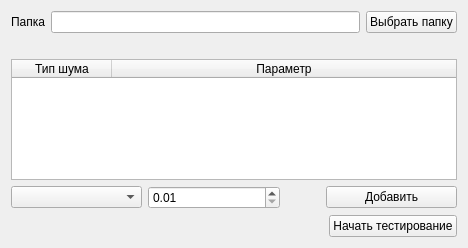
First picture: the form in ui/testingwidget.ui, repository massaraksh-yandex/thesis, before the edit.
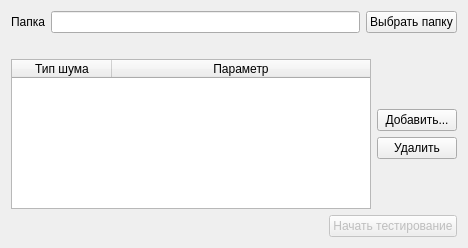
Second picture: the form after the edit.

What changed in the file:
```diff
--- a/ui/testingwidget.ui
+++ b/ui/testingwidget.ui
@@ -13,7 +13,7 @@
   <property name="windowTitle">
    <string>Form</string>
   </property>
-  <layout class="QVBoxLayout" name="verticalLayout">
+  <layout class="QVBoxLayout" name="verticalLayout_2">
    <item>
     <layout class="QHBoxLayout" name="horizontalLayout">
      <item>
@@ -40,8 +40,6 @@
     </layout>
    </item>
    <item>
-    <layout class="QVBoxLayout" name="verticalLayout_2">
-     <item>
       <spacer name="verticalSpacer">
        <property name="orientation">
         <enum>Qt::Vertical</enum>
@@ -58,6 +56,8 @@
       </spacer>
      </item>
      <item>
+    <layout class="QHBoxLayout" name="horizontalLayout_2">
+     <item>
       <widget class="QTableWidget" name="tableNoise">
        <property name="editTriggers">
         <set>QAbstractItemView::NoEditTriggers</set>
@@ -81,32 +81,16 @@
       </widget>
      </item>
      <item>
-      <layout class="QHBoxLayout" name="horizontalLayout_2">
+      <layout class="QVBoxLayout" name="verticalLayout">
        <item>
-        <widget class="QComboBox" name="comboNoise"/>
-       </item>
-       <item>
-        <widget class="QDoubleSpinBox" name="spinValue">
-         <property name="minimum">
-          <double>0.010000000000000</double>
-         </property>
-         <property name="singleStep">
-          <double>0.100000000000000</double>
-         </property>
-        </widget>
-       </item>
-       <item>
-        <spacer name="horizontalSpacer_2">
+        <spacer name="verticalSpacer_2">
          <property name="orientation">
-          <enum>Qt::Horizontal</enum>
-         </property>
-         <property name="sizeType">
-          <enum>QSizePolicy::Minimum</enum>
+          <enum>Qt::Vertical</enum>
          </property>
          <property name="sizeHint" stdset="0">
           <size>
-           <width>40</width>
-           <height>20</height>
+           <width>20</width>
+           <height>40</height>
           </size>
          </property>
         </spacer>
@@ -114,10 +98,30 @@
        <item>
         <widget class="QPushButton" name="pushAdd">
          <property name="text">
-          <string>Добавить</string>
+          <string>Добавить...</string>
          </property>
         </widget>
        </item>
+       <item>
+        <widget class="QPushButton" name="pushDelete">
+         <property name="text">
+          <string>Удалить</string>
+         </property>
+        </widget>
+       </item>
+       <item>
+        <spacer name="verticalSpacer_3">
+         <property name="orientation">
+          <enum>Qt::Vertical</enum>
+         </property>
+         <property name="sizeHint" stdset="0">
+          <size>
+           <width>20</width>
+           <height>40</height>
+          </size>
+         </property>
+        </spacer>
+       </item>
       </layout>
      </item>
     </layout>
@@ -139,6 +143,9 @@
      </item>
      <item>
       <widget class="QPushButton" name="pushStart">
+       <property name="enabled">
+        <bool>false</bool>
+       </property>
        <property name="text">
         <string>Начать тестирование</string>
        </property>
```
Lines whose indentation alone changed are shown as unchanged.
